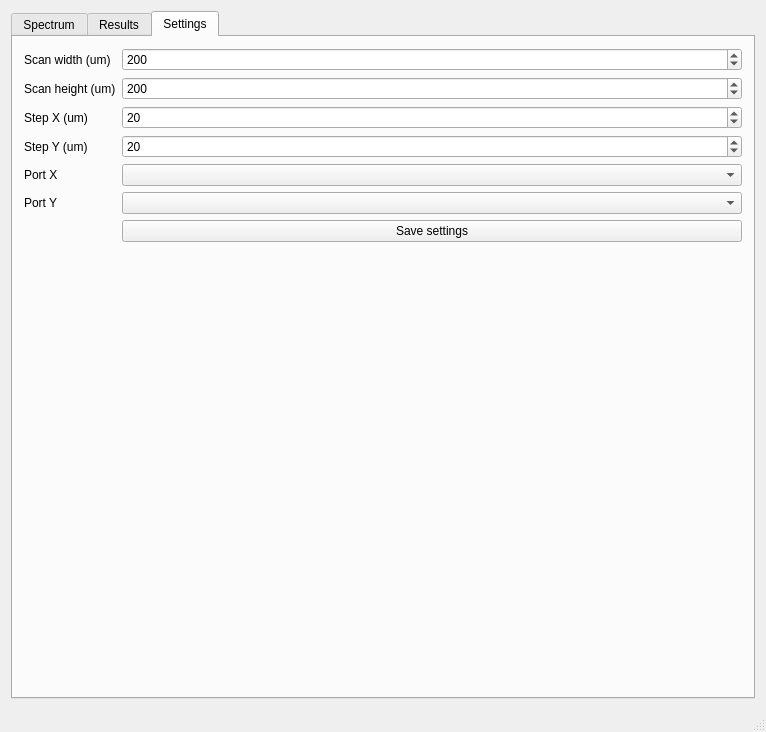
Qt form Spektrometr/Spektrometr.ui (Andrew-lab1/SpektrometrC) before a commit.
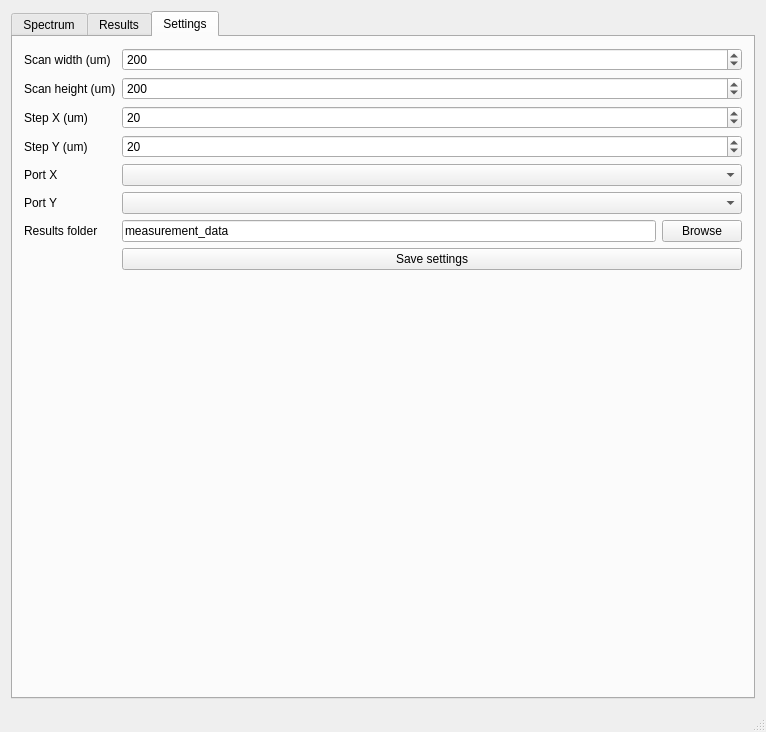
The same form after that commit. The open tabs and pages were chosen to show the change.

Patch:
```diff
--- a/Spektrometr/Spektrometr.ui
+++ b/Spektrometr/Spektrometr.ui
@@ -582,7 +582,49 @@
         <item row="5" column="1">
          <widget class="QComboBox" name="comboPortY"/>
         </item>
+        <item row="6" column="0">
+         <widget class="QLabel" name="labelResultsFolderPath">
+          <property name="text">
+           <string>Results folder</string>
+          </property>
+         </widget>
+        </item>
         <item row="6" column="1">
+         <widget class="QWidget" name="widgetResultsFolderPath">
+          <layout class="QHBoxLayout" name="horizontalLayoutResultsFolderPath">
+           <property name="leftMargin">
+            <number>0</number>
+           </property>
+           <property name="topMargin">
+            <number>0</number>
+           </property>
+           <property name="rightMargin">
+            <number>0</number>
+           </property>
+           <property name="bottomMargin">
+            <number>0</number>
+           </property>
+           <item>
+            <widget class="QLineEdit" name="editResultsFolderPath">
+             <property name="text">
+              <string>measurement_data</string>
+             </property>
+             <property name="placeholderText">
+              <string>measurement_data</string>
+             </property>
+            </widget>
+           </item>
+           <item>
+            <widget class="QPushButton" name="btnBrowseResultsFolder">
+             <property name="text">
+              <string>Browse</string>
+             </property>
+            </widget>
+           </item>
+          </layout>
+         </widget>
+        </item>
+        <item row="7" column="1">
          <widget class="QPushButton" name="btnSaveSettings">
           <property name="text">
            <string>Save settings</string>
```
